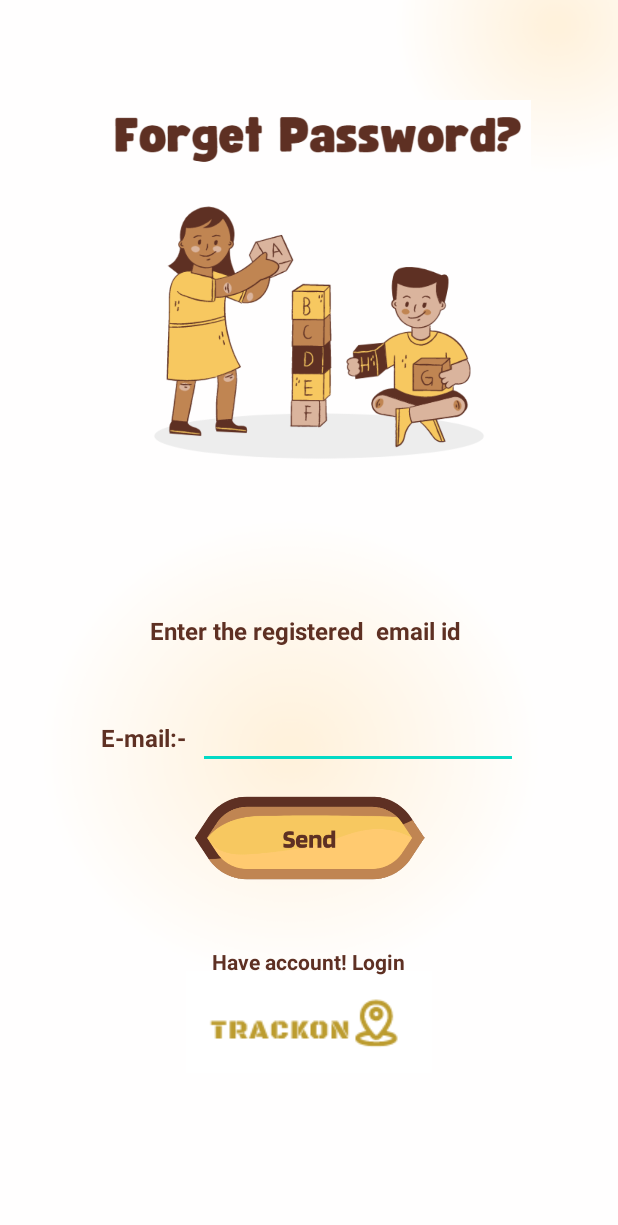
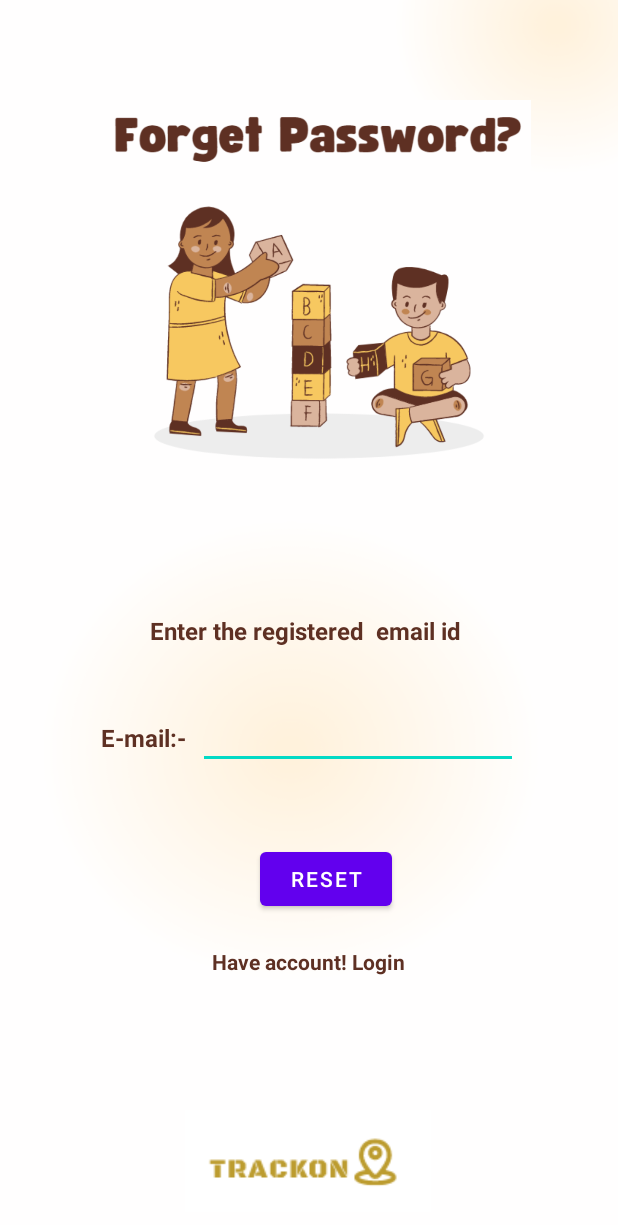
Before and after one commit to rjsaurav13/TrackOn, an Android app: the Reset screen opened directly, with no data from a screen before it, on a phone screen of 412 x 824 dp. Shown: the top 1225 px of the screen. Run offline under Robolectric (Android 15) with nearby library versions, the phone set to English and light mode, and no system bars; Roboto replaces fonts that are not available here.

Commit message:
Update activity_reset.xml

```diff
--- a/TrackON/app/src/main/res/layout/activity_reset.xml
+++ b/TrackON/app/src/main/res/layout/activity_reset.xml
@@ -75,20 +75,19 @@
         app:layout_constraintStart_toStartOf="parent"
         app:layout_constraintTop_toTopOf="parent" />
 
-    <ImageView
-        android:id="@+id/imageView2"
-        android:layout_width="228dp"
-        android:layout_height="154dp"
-        android:layout_marginStart="91dp"
-        android:layout_marginTop="477dp"
-        android:layout_marginEnd="92dp"
-        android:layout_marginBottom="100dp"
+    <Button
+        android:id="@+id/button2"
+        android:layout_width="wrap_content"
+        android:layout_height="wrap_content"
+        android:layout_marginStart="170dp"
+        android:layout_marginTop="515dp"
+        android:layout_marginEnd="147dp"
+        android:layout_marginBottom="168dp"
+        android:text="Reset"
         app:layout_constraintBottom_toBottomOf="parent"
         app:layout_constraintEnd_toEndOf="parent"
         app:layout_constraintStart_toStartOf="parent"
-        app:layout_constraintTop_toTopOf="parent"
-        app:layout_constraintVertical_bias="0.0"
-        app:srcCompat="@drawable/send" />
+        app:layout_constraintTop_toTopOf="parent" />
 
     <ImageView
         android:id="@+id/imageView8"
@@ -100,9 +99,10 @@
         android:layout_marginBottom="16dp"
         app:layout_constraintBottom_toBottomOf="parent"
         app:layout_constraintEnd_toEndOf="parent"
+        app:layout_constraintHorizontal_bias="0.0"
         app:layout_constraintStart_toStartOf="parent"
         app:layout_constraintTop_toBottomOf="@+id/imageView2"
-        app:layout_constraintVertical_bias="0.0"
+        app:layout_constraintVertical_bias="1.0"
         app:srcCompat="@drawable/to" />
 
     <TextView
```
